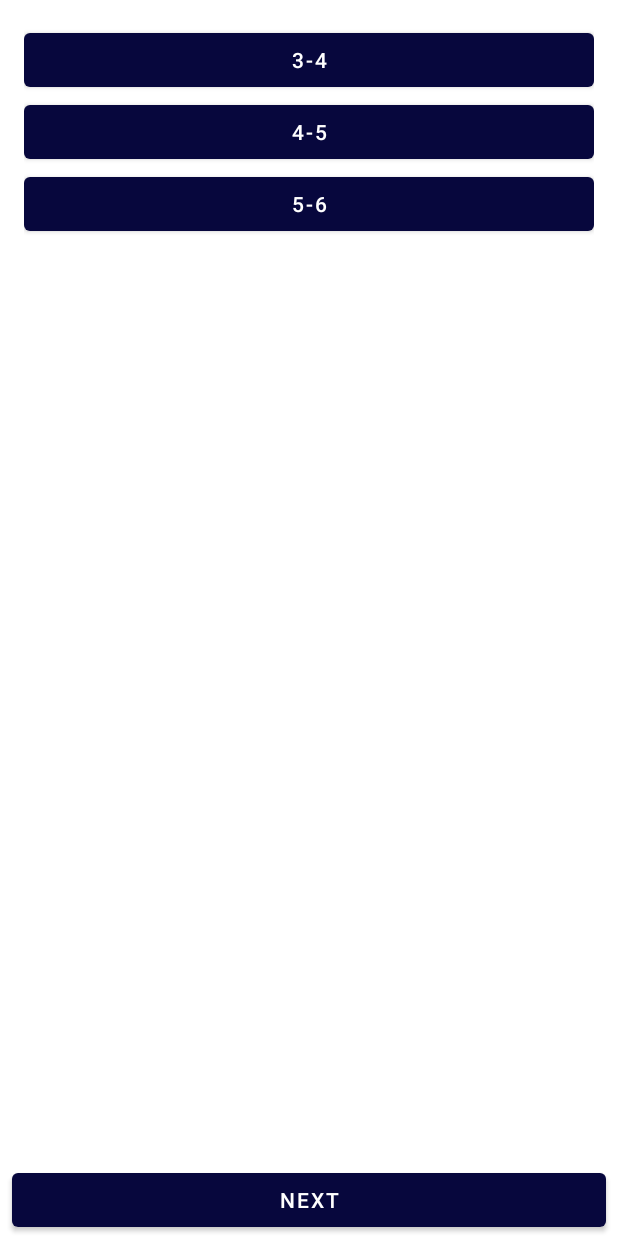
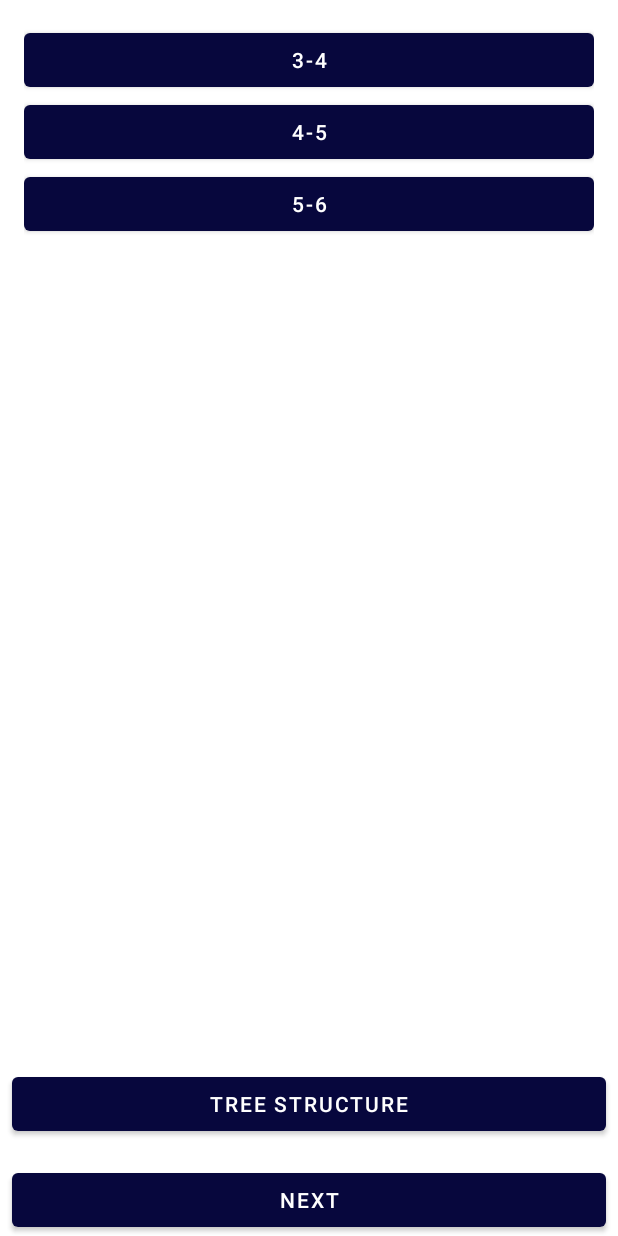
Before and after one commit to sanmay321/Anganwadi-Tablet-App, an Android app: the screen it shows after launch (SelectAgeActivity), on a phone screen of 412 x 824 dp. Run offline under Robolectric (Android 15) with nearby library versions, the phone set to English and light mode, and no system bars; our stand-ins replace Firebase (no records; nobody signed in at launch, a user with empty details on screens opened directly).

Commit message:
add button for structure tree

```diff
--- a/app/src/main/java/com/anganwadi/app/ui/SelectAgeActivity.kt
+++ b/app/src/main/java/com/anganwadi/app/ui/SelectAgeActivity.kt
@@ -30,5 +30,10 @@ class SelectAgeActivity : AppCompatActivity() {
         binding.btnNext.setOnClickListener {
             startActivity(Intent(this, CognitiveActivity::class.java))
         }
+        binding.btnTree.setOnClickListener {
+            val intent = Intent(this, CognitiveActivity::class.java)
+            intent.putExtra("isTree", true)
+            startActivity(intent)
+        }
     }
 }
--- a/app/src/main/res/layout/activity_age.xml
+++ b/app/src/main/res/layout/activity_age.xml
@@ -32,6 +32,15 @@
 
 
     </LinearLayout>
+    <Button
+        android:id="@+id/btnTree"
+        android:layout_width="match_parent"
+        android:layout_height="wrap_content"
+        android:layout_marginHorizontal="8dp"
+        android:layout_above="@id/btnNext"
+        android:layout_marginTop="16dp"
+        android:text="Tree Structure"
+        android:textColor="@android:color/white" />
 
     <Button
         android:id="@+id/btnNext"
```
Also changed, not shown: app/src/main/java/com/anganwadi/app/ui/CognitiveActivity.kt (+10 -3 lines).
